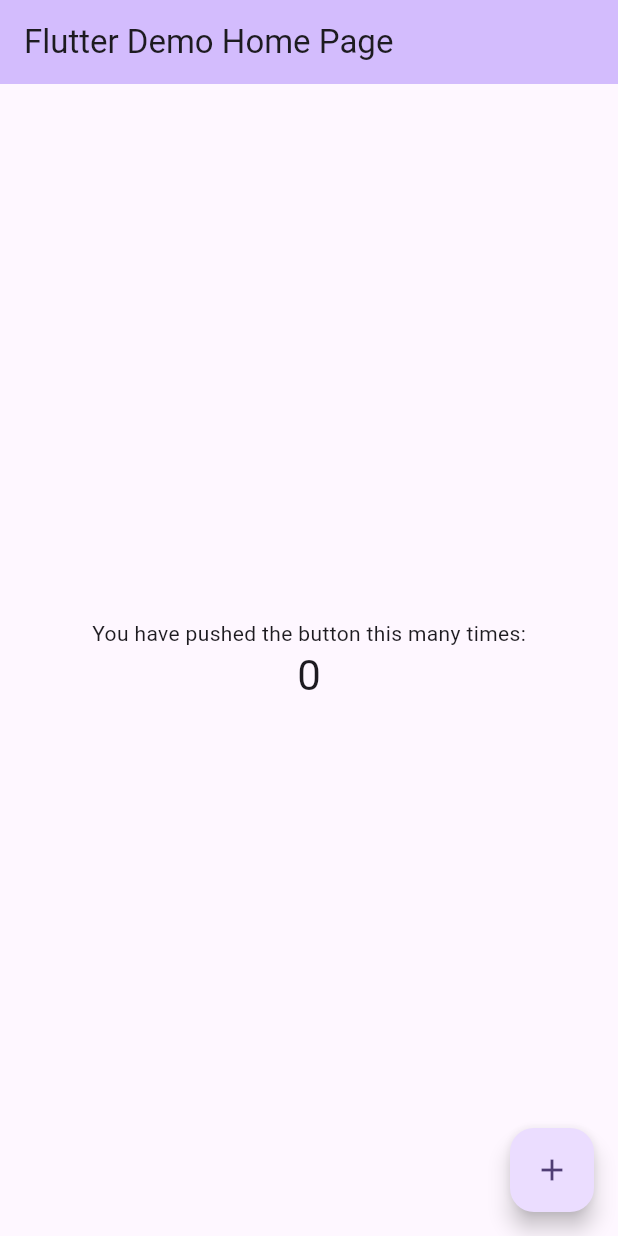
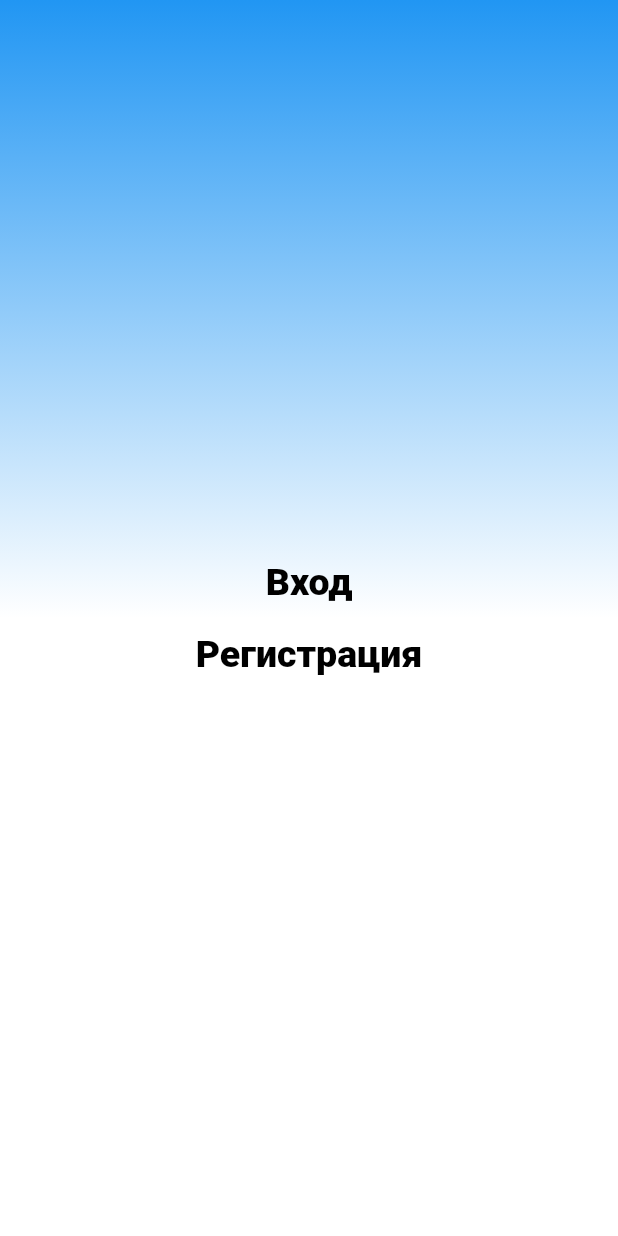
Before and after one commit to Raisin228/smart_office_hackathon_mobile_app, a Flutter app: the screen it shows after launch, on a phone screen of 412 x 824 dp. Run offline on Flutter 3.47's test engine with Material 2 defaults, Android fonts, the phone set to English and light mode, and no system bars.

Commit message:
естьпрофиль, есть без дизайна экран авторизации и навигация по входу/регичтрации

```diff
--- /dev/null
+++ b/frontend/lib/features/auth/view/auth_screen.dart
@@ -0,0 +1,46 @@
+import 'package:flutter/material.dart';
+
+class AuthScreen extends StatelessWidget {
+  const AuthScreen({super.key});
+
+  @override
+  Widget build(BuildContext context) {
+    return Scaffold(
+      body:
+        Container(
+          decoration: const BoxDecoration(
+            gradient: LinearGradient(
+              colors: [Colors.white, Colors.blue],
+              begin: Alignment.center,
+              end: Alignment.topCenter,
+            ),
+          ),
+        child: Center(
+          child: Column(
+            mainAxisAlignment: MainAxisAlignment.center,
+            children: <Widget>[
+              TextButton(
+                child: Text(
+                  'Вход',
+                  style: Theme.of(context).textTheme.bodyLarge,
+                ),
+                onPressed: () {
+                // Обработка нажатия на кнопку "Вход"
+                  Navigator.of(context).pushNamed("/signin");
+                },
+              ),
+              TextButton(
+                child: Text(
+                  'Регистрация',
+                  style: Theme.of(context).textTheme.bodyLarge,
+                ),
+                onPressed: () {
+                  // Обработка нажатия на кнопку "Вход"
+                  Navigator.of(context).pushNamed("/signup");
+                },
+              ),
+            ],
+    ),),)
+    );
+  }
+}
--- a/frontend/lib/main.dart
+++ b/frontend/lib/main.dart
@@ -1,70 +1,7 @@
 import 'package:flutter/material.dart';
 
+import 'office_boost_app.dart';
+
 void main() {
-  runApp(const MyApp());
+  runApp(const OfficeBoostApp());
 }
-
-class MyApp extends StatelessWidget {
-  const MyApp({super.key});
-
-  @override
-  Widget build(BuildContext context) {
-    return MaterialApp(
-      title: 'Flutter Demo',
-      theme: ThemeData(
-
-        colorScheme: ColorScheme.fromSeed(seedColor: Colors.deepPurple),
-        useMaterial3: true,
-      ),
-      home: const MyHomePage(title: 'Flutter Demo Home Page'),
-    );
-  }
-}
-
-class MyHomePage extends StatefulWidget {
-  const MyHomePage({super.key, required this.title});
-
-  final String title;
-
-  @override
-  State<MyHomePage> createState() => _MyHomePageState();
-}
-
-class _MyHomePageState extends State<MyHomePage> {
-  int _counter = 0;
-
-  void _incrementCounter() {
-    setState(() {
-      _counter++;
-    });
-  }
-
-  @override
-  Widget build(BuildContext context) {
-    return Scaffold(
-      appBar: AppBar(
-        backgroundColor: Theme.of(context).colorScheme.inversePrimary,
-        title: Text(widget.title),
-      ),
-      body: Center(
-        child: Column(
-          mainAxisAlignment: MainAxisAlignment.center,
-          children: <Widget>[
-            const Text(
-              'You have pushed the button this many times:',
-            ),
-            Text(
-              '$_counter',
-              style: Theme.of(context).textTheme.headlineMedium,
-            ),
-          ],
-        ),
-      ),
-      floatingActionButton: FloatingActionButton(
-        onPressed: _incrementCounter,
-        tooltip: 'Increment',
-        child: const Icon(Icons.add),
-      ), // This trailing comma makes auto-formatting nicer for build methods.
-    );
-  }
-}
--- /dev/null
+++ b/frontend/lib/office_boost_app.dart
@@ -0,0 +1,20 @@
+import 'package:flutter/material.dart';
+import 'package:frontend/router/router.dart';
+import 'package:frontend/theme/theme.dart';
+
+class OfficeBoostApp extends StatelessWidget {
+  const OfficeBoostApp({super.key});
+
+  @override
+  Widget build(BuildContext context) {
+    return MaterialApp(
+      title: 'Office Boost mobile',
+      // тема для всего приложения
+      theme: darkTheme,
+
+      // маршруты (пока не генерируются)
+      routes: routes,
+      initialRoute: "/auth",
+    );
+  }
+}
--- /dev/null
+++ b/frontend/lib/router/router.dart
@@ -0,0 +1,15 @@
+import 'package:frontend/features/auth/view/auth_screen.dart';
+import 'package:frontend/features/auth/view/sign_in_screen.dart';
+import 'package:frontend/features/auth/view/sign_up_screen.dart';
+
+import '../features/profile/view/profile_screen.dart';
+
+final routes = {
+  // профиль - корневой экран
+  "/": (context) => const ProfileScreen(),
+  "/auth": (context) => const AuthScreen(),
+  "/signin": (context) => const SignInScreen(),
+  "/signup": (context) => const SignUpScreen(),
+  // "/anonim_offer": (context) => ,
+  // "/task_manager": (context) => ,
+};
--- /dev/null
+++ b/frontend/lib/theme/theme.dart
@@ -0,0 +1,32 @@
+import 'package:flutter/material.dart';
+
+final darkTheme = ThemeData(
+    appBarTheme: const AppBarTheme(
+        backgroundColor: Colors.orange,
+        titleTextStyle: TextStyle(color: Colors.white, fontSize: 25)
+    ),
+    scaffoldBackgroundColor: Colors.white,
+    primarySwatch: Colors.blue,
+    dividerColor: Colors.grey,
+    listTileTheme: const ListTileThemeData(iconColor: Colors.orange),
+    textTheme: const TextTheme(
+      bodyLarge: TextStyle(
+        color: Colors.black,
+        fontWeight: FontWeight.w900,
+        fontSize: 25,
+      ),
+      bodyMedium: TextStyle(
+        color: Colors.black,
+        fontWeight: FontWeight.w900,
+        fontSize: 20,
+
+      ),
+      bodySmall: TextStyle(
+        color: Colors.black,
+        fontWeight: FontWeight.w700,
+        fontSize: 20,
+      ),
+
+    )
+
+);
```
Also changed, not shown: frontend/lib/features/auth/view/sign_in_screen.dart (added, +15 -0 lines), frontend/lib/features/auth/view/sign_up_screen.dart (added, +15 -0 lines), frontend/lib/features/general_widgets/general_widgets.dart (added, +49 -0 lines), frontend/lib/features/profile/view/profile_screen.dart (added, +114 -0 lines), frontend/pubspec.yaml (+5 -67 lines), frontend/assets/test_photo.png (added), frontend/assets/test_temp.png (added), frontend/lib/features/anonim_offer/view/admin_screens/view_offers_screen.dart (added), frontend/lib/features/anonim_offer/view/user_screens/send_offer_screen.dart (added), frontend/lib/features/profile/view/edit_profile_screen.dart (added), frontend/lib/features/task_manager/view/admin_screens/create_task_screen.dart (added), frontend/lib/features/task_manager/view/admin_screens/task_list_screen.dart (added), frontend/lib/features/task_manager/view/user_screens/task_list_screen.dart (added), 1 other file.
